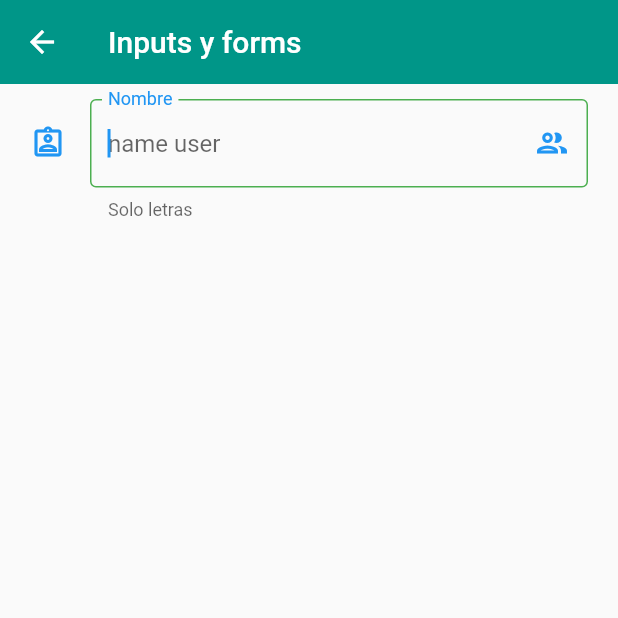
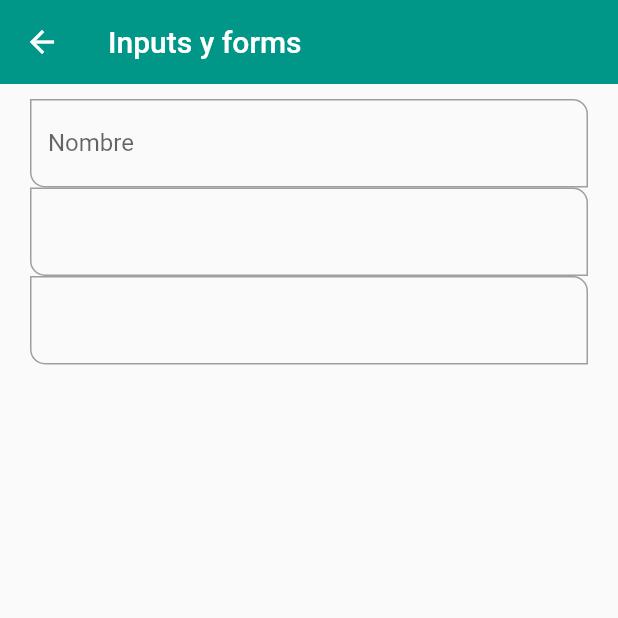
Before and after one commit to VictorAlas92/fl_component, a Flutter app: the InputsScreen screen opened by its route, on a phone screen of 412 x 824 dp, the top half of it. Run offline on Flutter 3.47's test engine with Material 2 defaults, Android fonts, the phone set to English and light mode, and no system bars.

Commit message:
89 Centralizar el estilo de los imputs _ se genera un widget independiente para el InputField y se agrega al directorio de widgets tambien se agrega la parte de inputDecorationTheme al app_theme para hacerlo standar en todos lo widget que lo necesiten

```diff
--- a/lib/ui/screens/inputs_screen.dart
+++ b/lib/ui/screens/inputs_screen.dart
@@ -1,3 +1,4 @@
+import 'package:fl_components/ui/widgets/widget.dart';
 import 'package:flutter/material.dart';
 
 class InputsScreen extends StatelessWidget {
@@ -13,44 +14,13 @@ class InputsScreen extends StatelessWidget {
           child: Padding(
             padding: const EdgeInsets.symmetric(horizontal: 20, vertical: 10),
             child: Column(
-              children: [
-                TextFormField(
-                  autofocus: true,
-                  initialValue: '',
-                  textCapitalization: TextCapitalization.words,
-                  //*con la propiedad onchange podemos recolectar el valor de lo que se esta escribiendo
-                  //*en tiempo real
-                  onChanged: (value) {
-                    print(value);
-                  },
-                  validator: (value) {
-                    if (value == null) return 'este campo es requerido';
-                    return value.length < 3 ? 'minimo de 3 letras' : null;
-                  },
-                  //*autovalidateMode condiciona el momento en que inicia a ejectarse el Validator
-                  //* este tambien puede ser usado en la parte del formulario y el se encargara
-                  //*de revisar todos los formfields y condicionar sus validator
-                  autovalidateMode: AutovalidateMode.onUserInteraction,
-                  decoration: const InputDecoration(
-                    hintText: 'name user',
-                    labelText: 'Nombre',
-                    helperText: 'Solo letras',
-                    // counterText: '3 caracteres',
-                    suffixIcon: Icon(Icons.group_outlined),
-                    // prefixIcon: Icon(Icons.group_rounded),
-                    icon: Icon(Icons.assignment_ind_outlined),
-                    focusedBorder: OutlineInputBorder(
-                        borderSide: BorderSide(color: Colors.green)),
-                    border: OutlineInputBorder(
-                      borderRadius: BorderRadius.only(
-                        bottomLeft: Radius.circular(10),
-                        // topLeft: Radius.circular(10),
-                        // bottomRight: Radius.circular(10),
-                        topRight: Radius.circular(10),
-                      ),
-                    ),
-                  ),
-                )
+              children: const [
+                CustomInputField(
+                  labelText: "Nombre",
+                  hintText: "Nombre del usuario",
+                ),
+                CustomInputField(),
+                CustomInputField(),
               ],
             ),
           ),
--- a/lib/ui/theme/app_theme.dart
+++ b/lib/ui/theme/app_theme.dart
@@ -30,6 +30,31 @@ class AppTheme {
           shape: const StadiumBorder(),
           elevation: 0.2),
     ),
+
+    //** inputDecorationTheme
+    inputDecorationTheme: const InputDecorationTheme(
+      floatingLabelStyle: TextStyle(color: primary),
+      enabledBorder: OutlineInputBorder(
+        borderSide: BorderSide(color: Colors.grey),
+        borderRadius: BorderRadius.only(
+          bottomLeft: Radius.circular(10),
+          topRight: Radius.circular(10),
+        ),
+      ),
+      focusedBorder: OutlineInputBorder(
+        borderSide: BorderSide(color: primary),
+        borderRadius: BorderRadius.only(
+          bottomLeft: Radius.circular(10),
+          topRight: Radius.circular(10),
+        ),
+      ),
+      border: OutlineInputBorder(
+        borderRadius: BorderRadius.only(
+          bottomLeft: Radius.circular(10),
+          topRight: Radius.circular(10),
+        ),
+      ),
+    ),
   );
 
 //**   creacion de darkTheme **//
--- /dev/null
+++ b/lib/ui/widgets/custom_input_field.dart
@@ -0,0 +1,49 @@
+import 'package:flutter/material.dart';
+
+class CustomInputField extends StatelessWidget {
+  final String? hintText;
+  final String? labelText;
+  final String? helperText;
+  final IconData? icon;
+  final IconData? suffixicon;
+
+  const CustomInputField({
+    super.key,
+    this.hintText,
+    this.labelText,
+    this.helperText,
+    this.icon,
+    this.suffixicon,
+  });
+
+  @override
+  Widget build(BuildContext context) {
+    return TextFormField(
+      autofocus: false,
+      initialValue: '',
+      textCapitalization: TextCapitalization.words,
+      //*con la propiedad onchange podemos recolectar el valor de lo que se esta escribiendo
+      //*en tiempo real
+      onChanged: (value) {
+        print(value);
+      },
+      validator: (value) {
+        if (value == null) return 'este campo es requerido';
+        return value.length < 3 ? 'minimo de 3 letras' : null;
+      },
+      //*autovalidateMode condiciona el momento en que inicia a ejectarse el Validator
+      //* este tambien puede ser usado en la parte del formulario y el se encargara
+      //*de revisar todos los formfields y condicionar sus validator
+      autovalidateMode: AutovalidateMode.onUserInteraction,
+      decoration: InputDecoration(
+        hintText: hintText,
+        labelText: labelText,
+        helperText: helperText,
+        // counterText: '3 caracteres',
+        suffixIcon: icon == null ? null : Icon(icon),
+        // prefixIcon: Icon(Icons.group_rounded),
+        icon: suffixicon == null ? null : Icon(suffixicon),
+      ),
+    );
+  }
+}
--- a/lib/ui/widgets/widget.dart
+++ b/lib/ui/widgets/widget.dart
@@ -1,2 +1,3 @@
+export 'package:fl_components/ui/widgets/custom_car_type1.dart';
 export 'package:fl_components/ui/widgets/custom_card_type2.dart';
-export 'package:fl_components/ui/widgets/custom_car_type1.dart';
+export 'package:fl_components/ui/widgets/custom_input_field.dart';
```
